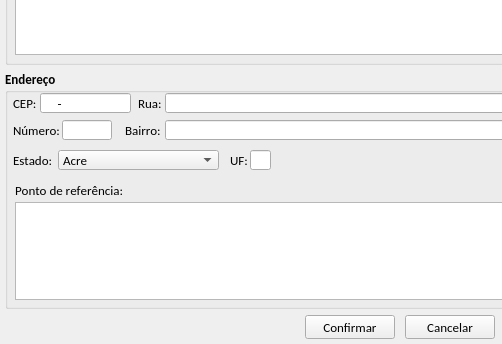
jmessias1725/sexloja, file loja/tela_cadastro_cliente.ui: the form before one commit; both pictures show x 0 to 502 and y 150 to 494 of the 800 by 494 pixel window.
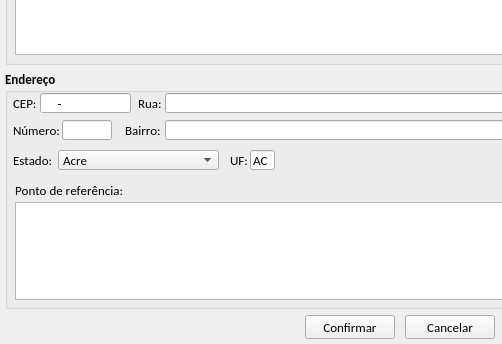
The form after the commit. Icons and pictures are not drawn.

Patch:
```diff
--- a/loja/tela_cadastro_cliente.ui
+++ b/loja/tela_cadastro_cliente.ui
@@ -892,7 +892,7 @@
       <rect>
        <x>245</x>
        <y>80</y>
-       <width>21</width>
+       <width>25</width>
        <height>20</height>
       </rect>
      </property>
@@ -903,7 +903,7 @@
       </font>
      </property>
      <property name="text">
-      <string/>
+      <string>AC</string>
      </property>
      <property name="readOnly">
       <bool>true</bool>
```
